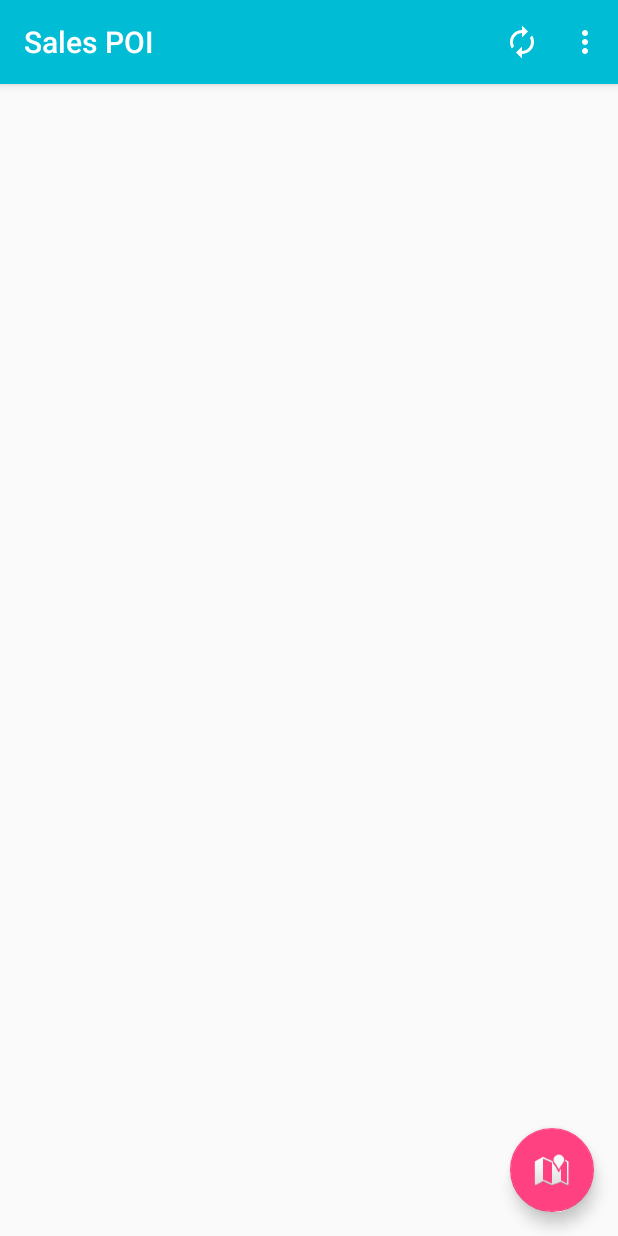
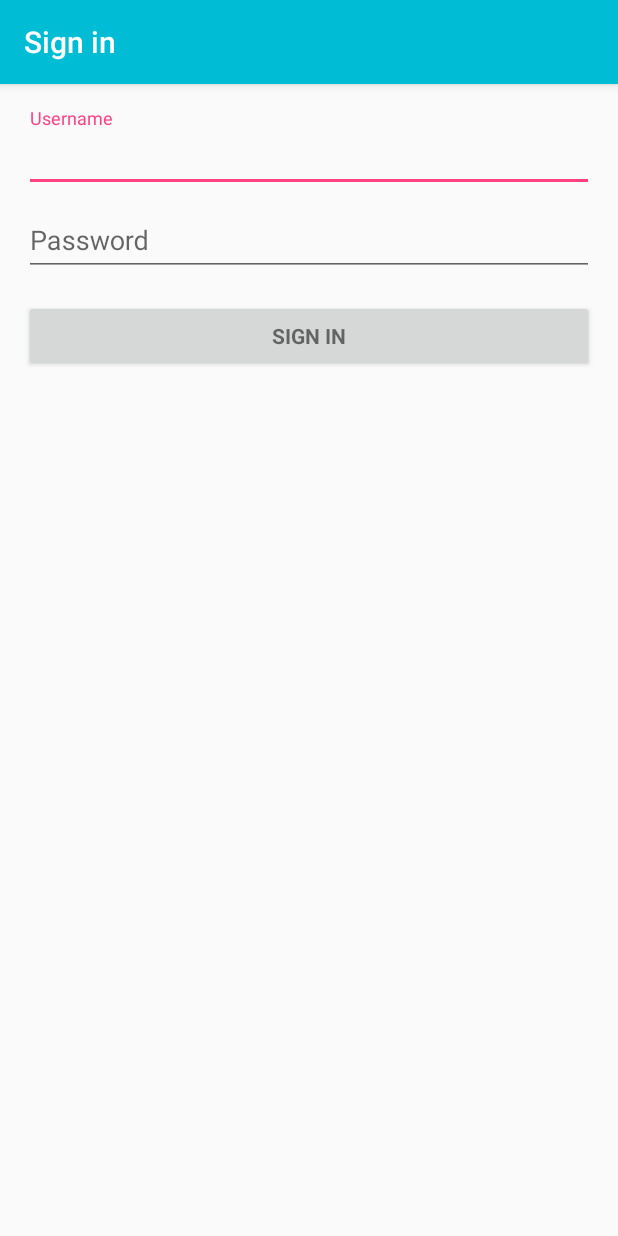
Before and after one commit to mohammad-edeeb/SalesPOI, an Android app: the screen it shows after launch (CustomerListActivity before the commit, LoginActivity after it), on a phone screen of 412 x 824 dp. Run offline under Robolectric (Android 15) with nearby library versions, the phone set to English and light mode, and no system bars; our stand-ins replace Volley.

Commit message:
Add user login

```diff
--- a/app/src/main/java/com/no/badeeb/salespoi/models/Customer.java
+++ b/app/src/main/java/com/no/badeeb/salespoi/models/Customer.java
@@ -1,4 +1,6 @@
 package com.no.badeeb.salespoi.models;
+
+import android.text.TextUtils;
 
 import com.google.android.gms.maps.model.LatLng;
 
@@ -121,6 +123,9 @@ public class Customer {
     }
 
     private static Date parseDate(String dateString){
+        if(TextUtils.isEmpty(dateString)){
+            return null;
+        }
         try {
             return DATE_FORMAT.parse(dateString);
         } catch (ParseException e) {
--- /dev/null
+++ b/app/src/main/res/layout/activity_login.xml
@@ -0,0 +1,74 @@
+<LinearLayout xmlns:android="http://schemas.android.com/apk/res/android"
+    xmlns:tools="http://schemas.android.com/tools"
+    android:layout_width="match_parent"
+    android:layout_height="match_parent"
+    android:gravity="center_horizontal"
+    android:orientation="vertical"
+    android:paddingBottom="@dimen/activity_vertical_margin"
+    android:paddingLeft="@dimen/activity_horizontal_margin"
+    android:paddingRight="@dimen/activity_horizontal_margin"
+    android:paddingTop="@dimen/activity_vertical_margin"
+    tools:context="com.no.badeeb.salespoi.LoginActivity">
+
+    <ProgressBar
+        android:id="@+id/login_progress"
+        style="?android:attr/progressBarStyleLarge"
+        android:layout_width="wrap_content"
+        android:layout_height="wrap_content"
+        android:layout_marginBottom="8dp"
+        android:visibility="gone" />
+
+    <ScrollView
+        android:id="@+id/login_form"
+        android:layout_width="match_parent"
+        android:layout_height="match_parent">
+
+        <LinearLayout
+            android:id="@+id/email_login_form"
+            android:layout_width="match_parent"
+            android:layout_height="wrap_content"
+            android:orientation="vertical">
+
+            <android.support.design.widget.TextInputLayout
+                android:layout_width="match_parent"
+                android:layout_height="wrap_content">
+
+                <EditText
+                    android:id="@+id/email"
+                    android:layout_width="match_parent"
+                    android:layout_height="wrap_content"
+                    android:hint="@string/prompt_email"
+                    android:inputType="textEmailAddress"
+                    android:maxLines="1"/>
+
+            </android.support.design.widget.TextInputLayout>
+
+            <android.support.design.widget.TextInputLayout
+                android:layout_width="match_parent"
+                android:layout_height="wrap_content">
+
+                <EditText
+                    android:id="@+id/password"
+                    android:layout_width="match_parent"
+                    android:layout_height="wrap_content"
+                    android:hint="@string/prompt_password"
+                    android:imeActionId="@+id/login"
+                    android:imeActionLabel="@string/action_sign_in"
+                    android:imeOptions="actionUnspecified"
+                    android:inputType="textPassword"
+                    android:maxLines="1"/>
+
+            </android.support.design.widget.TextInputLayout>
+
+            <Button
+                android:id="@+id/email_sign_in_button"
+                style="?android:textAppearanceSmall"
+                android:layout_width="match_parent"
+                android:layout_height="wrap_content"
+                android:layout_marginTop="16dp"
+                android:text="@string/action_sign_in"
+                android:textStyle="bold" />
+
+        </LinearLayout>
+    </ScrollView>
+</LinearLayout>
--- a/app/src/main/res/values/dimens.xml
+++ b/app/src/main/res/values/dimens.xml
@@ -4,4 +4,7 @@
     <dimen name="app_bar_height">200dp</dimen>
     <dimen name="item_width">200dp</dimen>
     <dimen name="text_margin">16dp</dimen>
+    <!-- Default screen margins, per the Android Design guidelines. -->
+    <dimen name="activity_horizontal_margin">16dp</dimen>
+    <dimen name="activity_vertical_margin">16dp</dimen>
 </resources>
--- a/app/src/main/res/values/strings.xml
+++ b/app/src/main/res/values/strings.xml
@@ -4,4 +4,12 @@
     <string name="refresh_action">Refresh</string>
     <string name="logout_action">Logout</string>
     <string name="title_activity_maps">Map</string>
+    <string name="title_activity_login">Sign in</string>
+
+    <!-- Strings related to login -->
+    <string name="prompt_email">Username</string>
+    <string name="prompt_password">Password</string>
+    <string name="action_sign_in">Sign in</string>
+    <string name="error_incorrect_password">This password is incorrect</string>
+    <string name="error_field_required">This field is required</string>
 </resources>
```
Also changed, not shown: app/src/main/AndroidManifest.xml (+11 -3 lines), app/src/main/java/com/no/badeeb/salespoi/Constants.java (added, +9 -0 lines), app/src/main/java/com/no/badeeb/salespoi/CustomerListActivity.java (+14 -8 lines), app/src/main/java/com/no/badeeb/salespoi/LoginActivity.java (added, +152 -0 lines).
